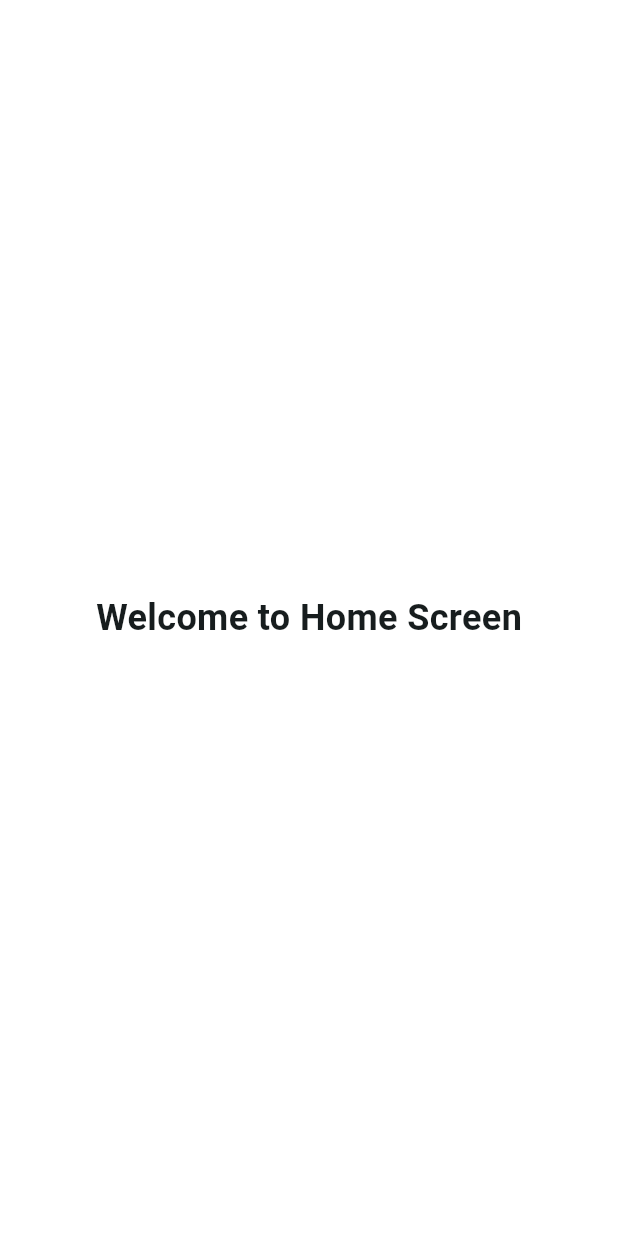
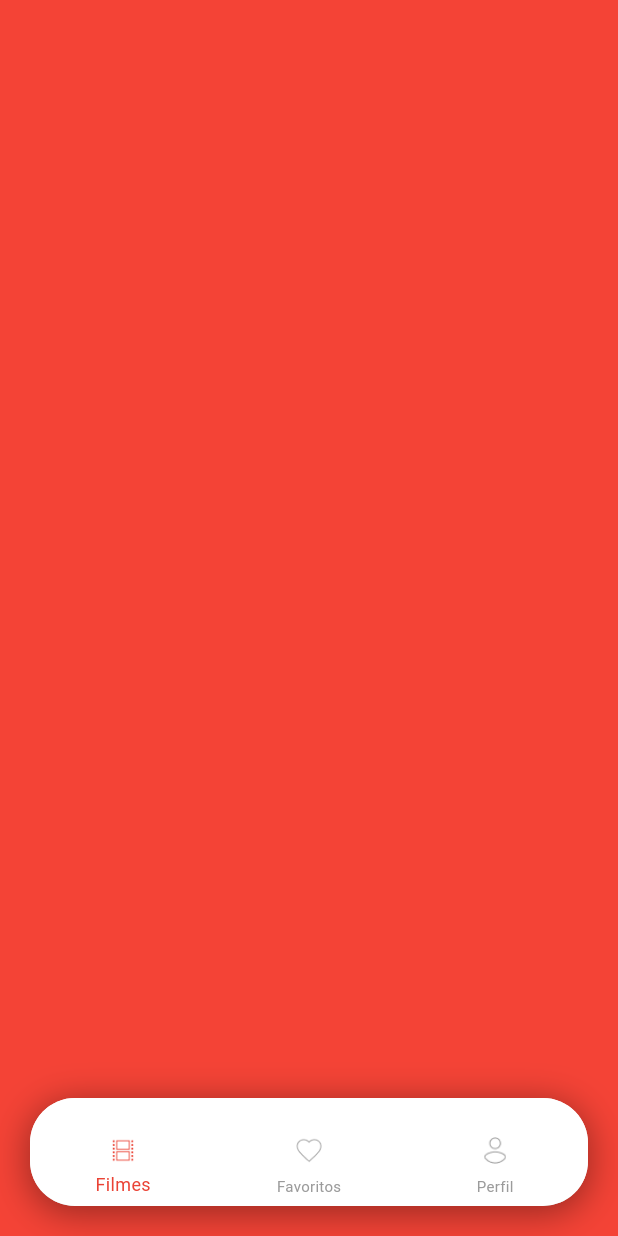
Before and after one commit to GnadtFernando/CineBox, a Flutter app: the HomeScreen screen opened by its route, on a phone screen of 412 x 824 dp. Run offline on Flutter 3.47's test engine with Material 3 defaults, Android fonts, the phone set to English and light mode, and no system bars; our stand-ins replace dio, envied, flutter_riverpod, flutter_secure_storage, google_sign_in, loading_animation_widget and 2 more; accounts and stored records are empty; generated files the repository leaves out were written again.

Commit message:
aula 3/1

```diff
--- a/lib/ui/home/home_screen.dart
+++ b/lib/ui/home/home_screen.dart
@@ -1,3 +1,4 @@
+import 'package:cinebox/ui/home/widget/home_bottom_navbar.dart';
 import 'package:flutter/material.dart';
 import 'package:flutter_riverpod/flutter_riverpod.dart';
 
@@ -12,12 +13,18 @@ class _HomeScreenState extends ConsumerState<HomeScreen> {
   @override
   Widget build(BuildContext context) {
     return Scaffold(
-      body: Center(
-        child: Text(
-          'Welcome to Home Screen',
-          style: TextStyle(fontSize: 24, fontWeight: FontWeight.bold),
+      extendBody: true,
+      body: AnimatedSwitcher(
+        duration: Duration(milliseconds: 400),
+        transitionBuilder: (child, animation) => FadeTransition(
+          opacity: animation,
+          child: child,
+        ),
+        child: Container(
+          color: Colors.red,
         ),
       ),
+      bottomNavigationBar: const HomeBottomNavbar(),
     );
   }
 }
--- /dev/null
+++ b/lib/ui/home/widget/home_bottom_navbar.dart
@@ -0,0 +1,69 @@
+import 'package:cinebox/ui/core/themes/colors.dart';
+import 'package:cinebox/ui/core/themes/resource.dart';
+import 'package:cinebox/ui/home/widget/home_bottom_navbar_item.dart';
+import 'package:flutter/material.dart';
+
+class HomeBottomNavbar extends StatefulWidget {
+  const HomeBottomNavbar({super.key});
+
+  @override
+  State<HomeBottomNavbar> createState() => _HomeBottomNavbarState();
+}
+
+class _HomeBottomNavbarState extends State<HomeBottomNavbar> {
+  @override
+  Widget build(BuildContext context) {
+    return Container(
+      margin: EdgeInsets.all(20),
+      decoration: BoxDecoration(
+        color: Colors.white,
+        borderRadius: BorderRadius.circular(30),
+        boxShadow: [
+          BoxShadow(
+            color: Colors.black38,
+            spreadRadius: 1,
+            blurRadius: 20,
+            offset: Offset(0, 4),
+          ),
+        ],
+      ),
+      child: ClipRRect(
+        borderRadius: BorderRadius.circular(30),
+        child: BottomNavigationBar(
+          type: BottomNavigationBarType.fixed,
+          enableFeedback: false,
+          backgroundColor: Colors.white,
+          currentIndex: 0,
+          selectedItemColor: AppColors.redColor,
+          unselectedItemColor: AppColors.lightGrey,
+          selectedLabelStyle: TextStyle(
+            fontSize: 12,
+            color: AppColors.redColor,
+          ),
+          unselectedLabelStyle: TextStyle(
+            fontSize: 10,
+            color: AppColors.lightGrey,
+            fontWeight: FontWeight.w400,
+          ),
+          items: [
+            HomeBottomNavbarItem(
+              label: 'Filmes',
+              activeAsset: R.assetsImagesIconFilmeNavBarPng,
+              inactiveAsset: R.assetsImagesIconFilmeNavBarInativoPng,
+            ),
+            HomeBottomNavbarItem(
+              label: 'Favoritos',
+              activeAsset: R.assetsImagesIconHeartBnbPng,
+              inactiveAsset: R.assetsImagesIconHeartBnbInativoPng,
+            ),
+            HomeBottomNavbarItem(
+              label: 'Perfil',
+              activeAsset: R.assetsImagesIconProfileNavBarPng,
+              inactiveAsset: R.assetsImagesIconProfileNavBarInativoPng,
+            ),
+          ],
+        ),
+      ),
+    );
+  }
+}
--- /dev/null
+++ b/lib/ui/home/widget/home_bottom_navbar_item.dart
@@ -0,0 +1,31 @@
+import 'package:flutter/material.dart';
+
+class HomeBottomNavbarItem extends BottomNavigationBarItem {
+  HomeBottomNavbarItem({
+    required String label,
+    required String activeAsset,
+    required String inactiveAsset,
+    double iconWidth = 18.0,
+    double iconHeight = 18.0,
+    double marginTop = 20,
+  }) : super(
+         icon: Container(
+           margin: EdgeInsets.only(top: marginTop, bottom: 5),
+           child: Image.asset(
+             inactiveAsset,
+             width: iconWidth,
+             height: iconHeight,
+           ),
+         ),
+         activeIcon: Container(
+           margin: EdgeInsets.only(top: marginTop, bottom: 5),
+
+           child: Image.asset(
+             activeAsset,
+             width: iconWidth,
+             height: iconHeight,
+           ),
+         ),
+         label: label,
+       );
+}
```
